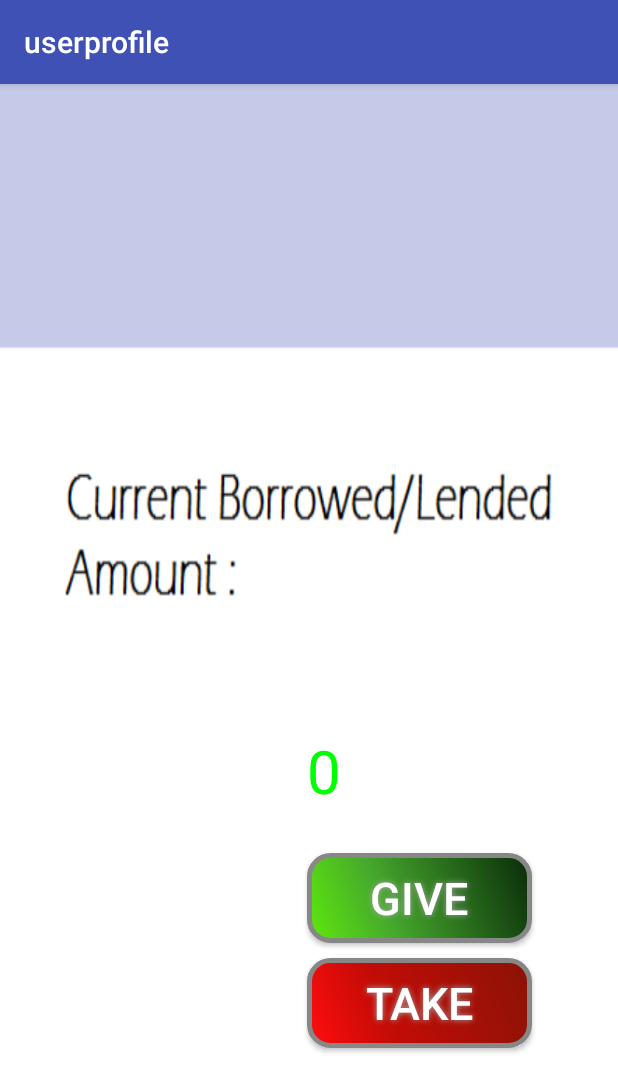
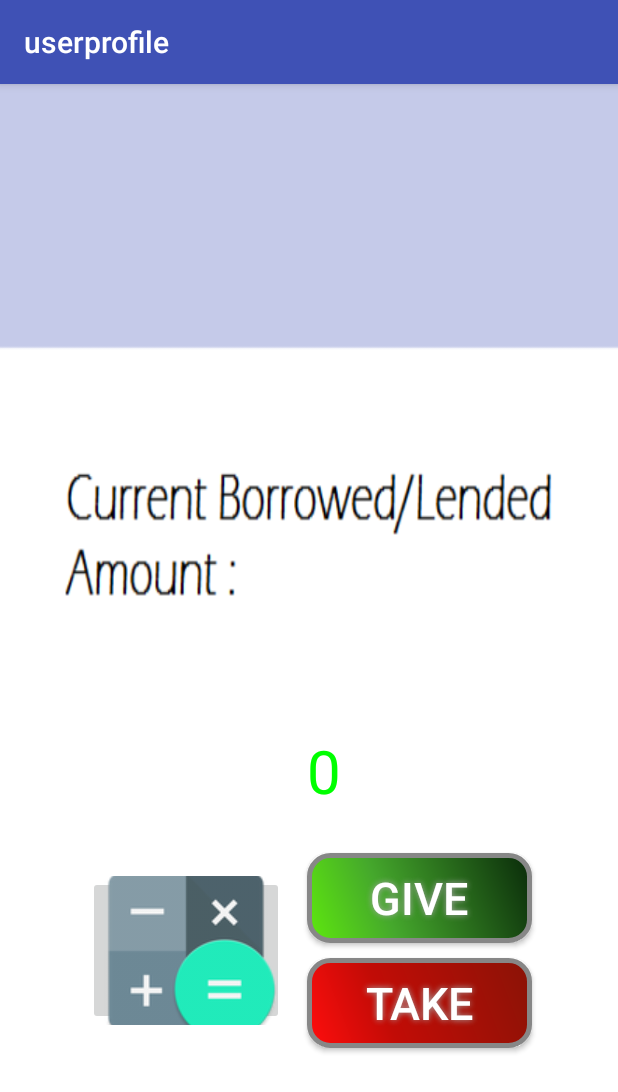
Before and after one commit to Anshul-Goyal/Udhaar, an Android app: the userprofile screen opened directly, with no data from a screen before it, on a phone screen of 412 x 824 dp. Shown: the top 1092 px of the screen. Run offline under Robolectric (Android 15) with nearby library versions, the phone set to English and light mode, and no system bars; 2 statements that could not run were skipped.

Commit message:
Login page changed and calc added

```diff
--- a/udhaar/app/src/main/res/layout/activity_userprofile.xml
+++ b/udhaar/app/src/main/res/layout/activity_userprofile.xml
@@ -127,6 +127,21 @@
             android:layout_alignStart="@+id/button14"
             android:textSize="40dp" />
 
+        <ImageButton
+            android:layout_width="wrap_content"
+            android:layout_height="wrap_content"
+            android:id="@+id/imageButton2"
+            android:onClick="opencalc"
+            android:src="@drawable/rsz_calc"
+            android:layout_alignLeft="@+id/textname"
+            android:layout_alignStart="@+id/textname"
+            android:focusable="true"
+            android:layout_alignTop="@+id/button14"
+            android:layout_alignBottom="@+id/button15"
+            android:layout_toLeftOf="@+id/button14"
+            android:layout_toStartOf="@+id/button14"
+            android:layout_margin="15dp" />
+
     </RelativeLayout>
 
 
```
Also changed, not shown: udhaar/app/src/main/java/com/udhaar/udhaar/userprofile.java (+61 -0 lines), udhaar/app/src/main/res/layout/activity_login.xml (+4 -4 lines), udhaar/app/src/main/res/layout/content_userhome.xml (+6 -3 lines), udhaar/app/src/main/res/layout/content_userprofile.xml (+8 -0 lines), udhaar/app/src/main/res/drawable/background.png (added), udhaar/app/src/main/res/drawable/calc.png (added), udhaar/app/src/main/res/drawable/rsz_calc.png (added).
